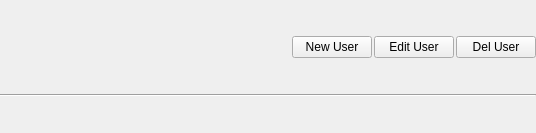
Above: appli/userManager/ui/userManager.ui from snaress/bank before the change. Below: the same form after it.
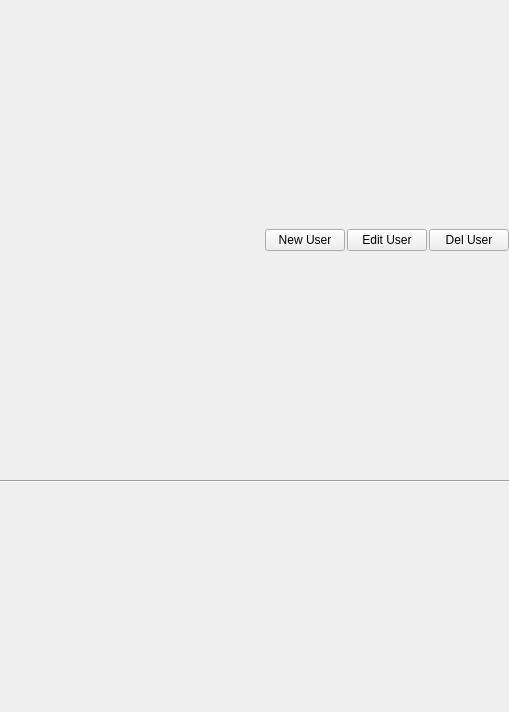
That is the form after the change.

What changed in the file:
```diff
--- a/appli/userManager/ui/userManager.ui
+++ b/appli/userManager/ui/userManager.ui
@@ -6,8 +6,8 @@
    <rect>
     <x>0</x>
     <y>0</y>
-    <width>536</width>
-    <height>133</height>
+    <width>509</width>
+    <height>712</height>
    </rect>
   </property>
   <property name="windowTitle">
```
